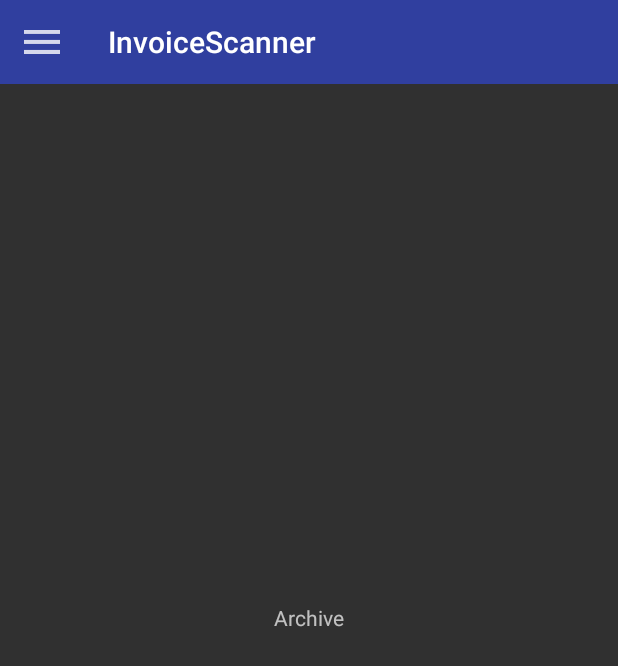
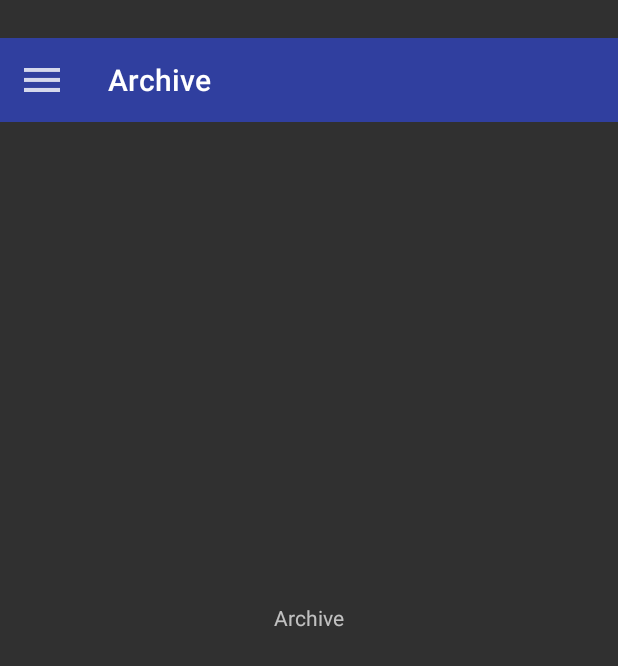
Before and after one commit to Andy-Meissner/Studienarbeit, an Android app: the screen it shows after launch (NotFullscreenActivity before the commit, MainActivity after it), in the side drawer, after a tap on "Archive", on a phone screen of 412 x 824 dp. Shown: the top 666 px of the screen. Run offline under Robolectric (Android 15) with nearby library versions, the phone set to English and light mode, and no system bars; 1 statement that could not run was skipped.

Commit message:
Polished up code regarding Navigation

```diff
--- a/Sourcecode/InvoiceScanner/app/src/main/AndroidManifest.xml
+++ b/Sourcecode/InvoiceScanner/app/src/main/AndroidManifest.xml
@@ -23,7 +23,6 @@
                 <category android:name="android.intent.category.LAUNCHER" />
             </intent-filter>
         </activity>
-        <activity android:name=".NotFullscreenActivity"/>
     </application>
 
 </manifest>
--- a/Sourcecode/InvoiceScanner/app/src/main/java/de/studienarbeit/invoicescanner/MainActivity.kt
+++ b/Sourcecode/InvoiceScanner/app/src/main/java/de/studienarbeit/invoicescanner/MainActivity.kt
@@ -15,9 +15,6 @@ import android.support.v7.widget.Toolbar
 import android.view.MenuItem
 import android.view.WindowManager
 import android.widget.Toast
-
-
-const val MENU_ITEM_ID = "de.studienarbeit.invoicescanner.MENU_ITEM"
 
 
 class MainActivity : AppCompatActivity(), RetakeConfirmFragment.onButtonClickedListener, CameraFragment.onImageTakenListener {
@@ -48,6 +45,8 @@ class MainActivity : AppCompatActivity(), RetakeConfirmFragment.onButtonClickedL
     override fun onCreate(savedInstanceState: Bundle?) {
         super.onCreate(savedInstanceState)
         window.setFlags(WindowManager.LayoutParams.FLAG_FULLSCREEN, WindowManager.LayoutParams.FLAG_FULLSCREEN)
+        window.addFlags(WindowManager.LayoutParams.FLAG_LAYOUT_IN_SCREEN)
+        window.addFlags(WindowManager.LayoutParams.FLAG_LAYOUT_NO_LIMITS)
         setContentView(R.layout.activity_main)
         val camFrag = CameraFragment.newInstance()
         savedInstanceState ?: supportFragmentManager.beginTransaction()
@@ -74,9 +73,33 @@ class MainActivity : AppCompatActivity(), RetakeConfirmFragment.onButtonClickedL
             // Add code here to update the UI based on the item selected
             // For example, swap UI fragments here
             when(menuItem.itemId){
-                R.id.nav_archive, R.id.nav_favorites, R.id.nav_about -> startActivity(Intent(this,NotFullscreenActivity::class.java).apply{
-                    putExtra(MENU_ITEM_ID, menuItem.itemId)
-                })
+                R.id.nav_camera ->
+                    {supportFragmentManager.beginTransaction().replace(R.id.container, camFrag).commit()
+                    window.addFlags(WindowManager.LayoutParams.FLAG_FULLSCREEN)
+                    window.clearFlags(WindowManager.LayoutParams.FLAG_FORCE_NOT_FULLSCREEN)
+                    actionbar.setDisplayShowTitleEnabled(false)
+                    toolbar.setBackgroundResource(R.color.transparent)}
+
+                R.id.nav_archive ->
+                    {supportFragmentManager.beginTransaction().replace(R.id.container, ArchiveFragment()).commit()
+                    window.addFlags(WindowManager.LayoutParams.FLAG_FORCE_NOT_FULLSCREEN)
+                    actionbar.setTitle(R.string.archive)
+                    actionbar.setDisplayShowTitleEnabled(true)
+                    toolbar.setBackgroundResource(R.color.colorPrimaryDark)}
+
+                R.id.nav_favorites ->
+                    {supportFragmentManager.beginTransaction().replace(R.id.container, FavoritesFragment()).commit()
+                    window.addFlags(WindowManager.LayoutParams.FLAG_FORCE_NOT_FULLSCREEN)
+                    actionbar.setTitle(R.string.favorites)
+                    actionbar.setDisplayShowTitleEnabled(true)
+                    toolbar.setBackgroundResource(R.color.colorPrimaryDark)}
+
+                R.id.nav_about ->
+                    {supportFragmentManager.beginTransaction().replace(R.id.container, AboutFragment()).commit()
+                    window.addFlags(WindowManager.LayoutParams.FLAG_FORCE_NOT_FULLSCREEN)
+                    actionbar.setTitle(R.string.about)
+                    actionbar.setDisplayShowTitleEnabled(true)
+                    toolbar.setBackgroundResource(R.color.colorPrimaryDark)}
             }
 
             true
--- a/Sourcecode/InvoiceScanner/app/src/main/java/de/studienarbeit/invoicescanner/NotFullscreenActivity.kt
+++ /dev/null
@@ -1,74 +0,0 @@
-package de.studienarbeit.invoicescanner
-
-import android.support.v4.app.Fragment
-import android.content.Intent
-import android.os.Bundle
-import android.support.design.widget.NavigationView
-import android.support.v4.view.GravityCompat
-import android.support.v4.widget.DrawerLayout
-import android.support.v7.app.AppCompatActivity
-import android.support.v7.widget.Toolbar
-import android.view.MenuItem
-
-class NotFullscreenActivity : AppCompatActivity() {
-
-    private var mDrawerLayout : DrawerLayout? = null
-
-    override fun onCreate(savedInstanceState: Bundle?) {
-        super.onCreate(savedInstanceState)
-
-        setContentView(R.layout.activity_not_fullscreen)
-
-        val menuItemId = intent.getIntExtra(MENU_ITEM_ID, R.id.nav_archive)
-        var fragment : Fragment
-
-        when(menuItemId){
-            R.id.nav_archive -> fragment = ArchiveFragment()
-            R.id.nav_favorites -> fragment = FavoritesFragment()
-            R.id.nav_about -> fragment = AboutFragment()
-            else -> fragment = ArchiveFragment()
-        }
-
-        savedInstanceState ?: supportFragmentManager.beginTransaction()
-                .add(R.id.container, fragment)
-                .commit()
-
-        val toolbar = findViewById<Toolbar>(R.id.toolbar)
-        setSupportActionBar(toolbar)
-        val actionbar = supportActionBar
-        actionbar!!.setDisplayHomeAsUpEnabled(true)
-        actionbar.setHomeAsUpIndicator(R.drawable.ic_menu_white)
-
-
-        mDrawerLayout = findViewById(R.id.drawer_layout)
-
-        val navigationView = findViewById<NavigationView>(R.id.nav_view)
-        navigationView.setNavigationItemSelectedListener { menuItem ->
-            // set item as selected to persist highlight
-            menuItem.isChecked = true
-            // close drawer when item is tapped
-            mDrawerLayout!!.closeDrawers()
-
-            // Add code here to update the UI based on the item selected
-            // For example, swap UI fragments here
-            when(menuItem.itemId){
-                R.id.nav_camera -> startActivity(Intent(this,MainActivity::class.java))
-                R.id.nav_archive -> supportFragmentManager.beginTransaction().replace(R.id.container, ArchiveFragment()).commit()
-                R.id.nav_favorites -> supportFragmentManager.beginTransaction().replace(R.id.container, FavoritesFragment()).commit()
-                R.id.nav_about -> supportFragmentManager.beginTransaction().replace(R.id.container, AboutFragment()).commit()
-            }
-
-            true
-        }
-    }
-
-    override fun onOptionsItemSelected(item: MenuItem): Boolean {
-        when (item.itemId) {
-            android.R.id.home -> {
-                mDrawerLayout!!.openDrawer(GravityCompat.START)
-                return true
-            }
-        }
-        return super.onOptionsItemSelected(item)
-    }
-}
--- a/Sourcecode/InvoiceScanner/app/src/main/res/layout/activity_main.xml
+++ b/Sourcecode/InvoiceScanner/app/src/main/res/layout/activity_main.xml
@@ -30,9 +30,10 @@
             android:id="@+id/toolbar"
             android:layout_width="match_parent"
             android:layout_height="?attr/actionBarSize"
-            android:background="#00000000"
+            android:background="@color/transparent"
             android:theme="@style/AppTheme"
-            android:visibility="visible" />
+            android:visibility="visible"
+            android:layout_marginTop="25dp"/>
     </FrameLayout>
     <!-- Container for contents of drawer - use NavigationView to make configuration easier -->
     <android.support.design.widget.NavigationView
--- a/Sourcecode/InvoiceScanner/app/src/main/res/layout/activity_not_fullscreen.xml
+++ /dev/null
@@ -1,47 +0,0 @@
-<?xml version="1.0" encoding="utf-8"?>
-<!-- Layout to contain contents of main body of screen (drawer will slide over this) -->
-<FrameLayout  xmlns:android="http://schemas.android.com/apk/res/android"
-    xmlns:tools="http://schemas.android.com/tools"
-    android:layout_width="match_parent"
-    android:layout_height="match_parent"
-    android:theme="@style/AppTheme">
-
-    <FrameLayout xmlns:android="http://schemas.android.com/apk/res/android"
-        xmlns:tools="http://schemas.android.com/tools"
-        android:id="@+id/container"
-        android:layout_width="match_parent"
-        android:layout_height="match_parent"
-        android:theme="@style/AppTheme"
-        tools:context="de.studienarbeit.invoicescanner.MainActivity">
-    </FrameLayout>
-    <android.support.v4.widget.DrawerLayout xmlns:android="http://schemas.android.com/apk/res/android"
-        xmlns:app="http://schemas.android.com/apk/res-auto"
-        android:id="@+id/drawer_layout"
-        android:layout_width="match_parent"
-        android:layout_height="match_parent"
-        android:fitsSystemWindows="true"
-        android:theme="@style/AppTheme">
-        <FrameLayout
-            android:id="@+id/content_frame"
-            android:layout_width="match_parent"
-            android:layout_height="match_parent">
-            <android.support.v7.widget.Toolbar
-                android:id="@+id/toolbar"
-                android:layout_width="match_parent"
-                android:layout_height="?attr/actionBarSize"
-                android:background="@color/colorPrimaryDark"
-                android:theme="@style/AppTheme"
-                android:visibility="visible" />
-        </FrameLayout>
-        <!-- Container for contents of drawer - use NavigationView to make configuration easier -->
-        <android.support.design.widget.NavigationView
-            android:id="@+id/nav_view"
-            android:layout_width="wrap_content"
-            android:layout_height="match_parent"
-            android:layout_gravity="start"
-            android:fitsSystemWindows="true"
-            android:theme="@style/AppTheme"
-            app:menu="@menu/drawer_view"
-            app:headerLayout="@layout/nav_header" />
-    </android.support.v4.widget.DrawerLayout>
-</FrameLayout>
--- a/Sourcecode/InvoiceScanner/app/src/main/res/values/colors.xml
+++ b/Sourcecode/InvoiceScanner/app/src/main/res/values/colors.xml
@@ -4,4 +4,5 @@
     <color name="colorPrimaryDark">#303F9F</color>
     <color name="colorAccent">#FF4081</color>
     <color name="control_background">#cc4285f4</color>
+    <color name="transparent">#00000000</color>
 </resources>
```
